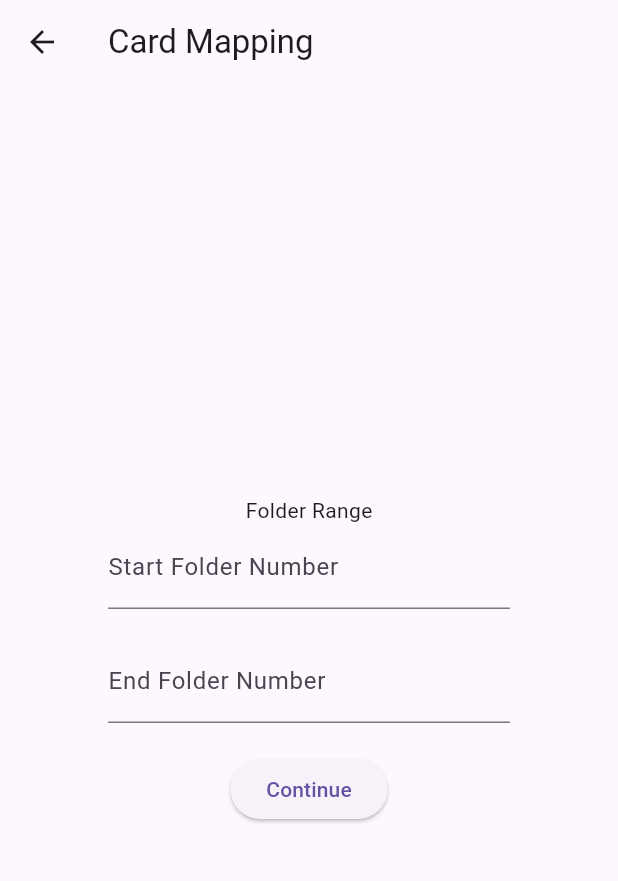
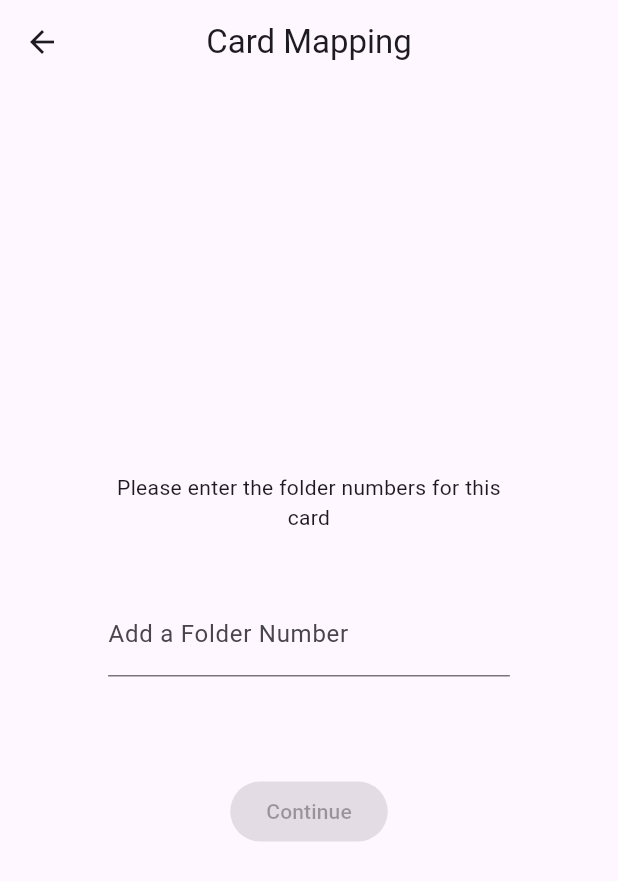
Before and after one commit to jouwana/MusicBoard, a Flutter app: the CardSetupPage screen opened by its route, after a tap on "Register Card", on a phone screen of 412 x 824 dp. Shown: the top 881 px of the screen. Run offline on Flutter 3.47's test engine with Material 3 defaults, Android fonts, the phone set to English and light mode, and no system bars; our stand-ins replace flutter_bluetooth_serial.

Commit message:
fix error and finish registration through app

```diff
--- a/app/control_app/lib/Helpers/bluetooth_manager.dart
+++ b/app/control_app/lib/Helpers/bluetooth_manager.dart
@@ -89,7 +89,7 @@ class BluetoothHelper {
       // Check if connected after initialization attempt
       if (isConnected) {
         try {
-          final data = await _connection!.input!.first.timeout(Duration(seconds: 15)); // Add a timeout for the response
+          final data = await _connection!.input!.first.timeout(const Duration(seconds: 15)); // Add a timeout for the response
           final dataString = utf8.decode(data);
           final response = dataString.trim();
           return response; // Return response if successful
@@ -104,7 +104,7 @@ class BluetoothHelper {
       } else {
         print('Failed to connect, retrying... Attempt $attempt/$maxAttempts');
         // Optionally, wait a bit before retrying to give some time for the device to become ready
-        await Future.delayed(Duration(seconds: 2));
+        await Future.delayed(const Duration(seconds: 2));
       }
     }
 
--- a/app/control_app/lib/card_pages/card_mapping.dart
+++ b/app/control_app/lib/card_pages/card_mapping.dart
@@ -1,48 +1,58 @@
 import 'package:flutter/material.dart';
+import 'package:flutter/services.dart';
+import '../Helpers/bluetooth_manager.dart';
 
+class CardMappingPage extends StatefulWidget {
+  final String callerID;
+  const CardMappingPage({Key? key, required this.callerID}) : super(key: key);
 
-class CardMappingPage extends StatelessWidget {
-  final String callerID;
-  const CardMappingPage({super.key, required this.callerID});
+  @override
+  _CardMappingPageState createState() => _CardMappingPageState();
+}
+
+class _CardMappingPageState extends State<CardMappingPage> {
+  final TextEditingController _folderController = TextEditingController();
+  List<String> folders = [];
+  bool isButtonEnabled = false;
 
   @override
   Widget build(BuildContext context) {
-    double ButtonWidth = MediaQuery.of(context).size.width * 0.65;
+    double buttonWidth = MediaQuery.of(context).size.width * 0.65;
     return Scaffold(
       appBar: AppBar(
         title: const Text('Card Mapping'),
+        centerTitle: true,
       ),
       body: Center(
-        child:SizedBox(
-          width: ButtonWidth,
+        child: SizedBox(
+          width: buttonWidth,
           child: Column(
             mainAxisAlignment: MainAxisAlignment.center,
             children: [
               // Implement UI to input folder number range for the card
               // Include continue button
-              const Text('Folder Range'),
-              const TextField(
-                decoration: InputDecoration(
-                  labelText: 'Start Folder Number',
+              const Text(
+                'Please enter the folder numbers for this card \n\n',
+                textAlign: TextAlign.center,
+              ),
+              TextField(
+                controller: _folderController,
+                decoration: const InputDecoration(
+                  labelText: 'Add a Folder Number',
                 ),
                 keyboardType: TextInputType.number,
+                onSubmitted: (value) {
+                  _validateAndAddFolder();
+                },
               ),
               const SizedBox(height: 20),
-              const TextField(
-                decoration: InputDecoration(
-                  labelText: 'End Folder Number',
-                ),
-                keyboardType: TextInputType.number,
+              Text(
+                folders.isEmpty ? '' : 'Folders: ${folders.join(', ')}',
+                style: const TextStyle(fontSize: 18),
               ),
               const SizedBox(height: 20),
               ElevatedButton(
-                onPressed: () {
-                  if(callerID == 'addCard') {
-                    Navigator.pushNamed(context, '/menu');
-                  } else if(callerID == 'cardProfile') {
-                    Navigator.pushNamed(context, '/cardProfile');
-                  }
-                },
+                onPressed: folders.isNotEmpty ? _sendFoldersToESP32 : null,
                 child: const Text('Continue'),
               ),
             ],
@@ -51,4 +61,68 @@ class CardMappingPage extends StatelessWidget {
       ),
     );
   }
+
+  void _validateAndAddFolder() {
+    String input = _folderController.text.trim();
+    if (input.isNotEmpty && int.tryParse(input) != null) {
+      folders.add(input);
+      _folderController.clear();
+      setState(() {
+        isButtonEnabled = folders.isNotEmpty; // Enable/disable button based on folders list
+      });
+    } else {
+      showDialog(
+        context: context,
+        builder: (context) => AlertDialog(
+          title: Text('Invalid Input'),
+          content: Text('Please enter a valid folder number.'),
+          actions: <Widget>[
+            TextButton(
+              onPressed: () {
+                Navigator.of(context).pop();
+              },
+              child: Text('OK'),
+            ),
+          ],
+        ),
+      );
+    }
+  }
+
+  void _sendFoldersToESP32() async {
+    // Send folders to ESP32
+      bool success = await BluetoothHelper.instance.sendCommandToESP32(folders.join(','));
+      if (!success) {
+        showDialog(
+          context: context,
+          builder: (context) => AlertDialog(
+            title: Text('Error'),
+            content: Text('Failed to send folders to ESP32.'),
+            actions: <Widget>[
+              TextButton(
+                onPressed: () {
+                  Navigator.of(context).pop();
+                },
+                child: Text('OK'),
+              ),
+            ],
+          ),
+        );
+        return;
+
+    }
+
+    // Navigate to the desired screen
+    if (widget.callerID == 'addCard') {
+      Navigator.pushNamed(context, '/menu');
+    } else if (widget.callerID == 'cardProfile') {
+      Navigator.pushNamed(context, '/cardProfile');
+    }
+  }
+
+  @override
+  void dispose() {
+    _folderController.dispose();
+    super.dispose();
+  }
 }
--- a/app/control_app/lib/card_pages/card_setup.dart
+++ b/app/control_app/lib/card_pages/card_setup.dart
@@ -1,17 +1,23 @@
 import 'package:flutter/material.dart';
 import 'card_mapping.dart';
+import '../Helpers/bluetooth_manager.dart';
 
 class CardSetupPage extends StatelessWidget {
   const CardSetupPage({super.key});
 
   @override
   void dispose() {
-    // Add dispose method here
   }
 
   @override
   Widget build(BuildContext context) {
-    return Scaffold(
+    return WillPopScope(
+      onWillPop:() async {
+        await BluetoothHelper.instance.sendCommandToESP32('exit_scan');
+        BluetoothHelper.instance.resetConnection();
+        return true;
+      },
+      child: Scaffold(
       appBar: AppBar(
         title: const Text('Card Setup'),
       ),
@@ -26,7 +32,7 @@ class CardSetupPage extends StatelessWidget {
                 Navigator.push(
                   context,
                   MaterialPageRoute(
-                    builder: (context) => CardMappingPage(callerID: 'addCard'),
+                    builder: (context) => const CardMappingPage(callerID: 'addCard'),
                   ),
                 );
               },
@@ -36,6 +42,7 @@ class CardSetupPage extends StatelessWidget {
           ],
         ),
       ),
+      ),
     );
   }
 }
--- a/app/control_app/lib/custom_button.dart
+++ b/app/control_app/lib/custom_button.dart
@@ -1,4 +1,3 @@
-import 'dart:math';
 
 import 'package:flutter/material.dart';
 
@@ -29,7 +28,7 @@ class CustomButton extends StatelessWidget {
       buttonWidth = screenWidth * 0.75;
     }
 
-    return Container(
+    return SizedBox(
       width: buttonWidth,
       height: height,
       child: ElevatedButton(
```
Also changed, not shown: app/control_app/lib/card_pages/add_card.dart (+5 -4 lines), 3 other files.
